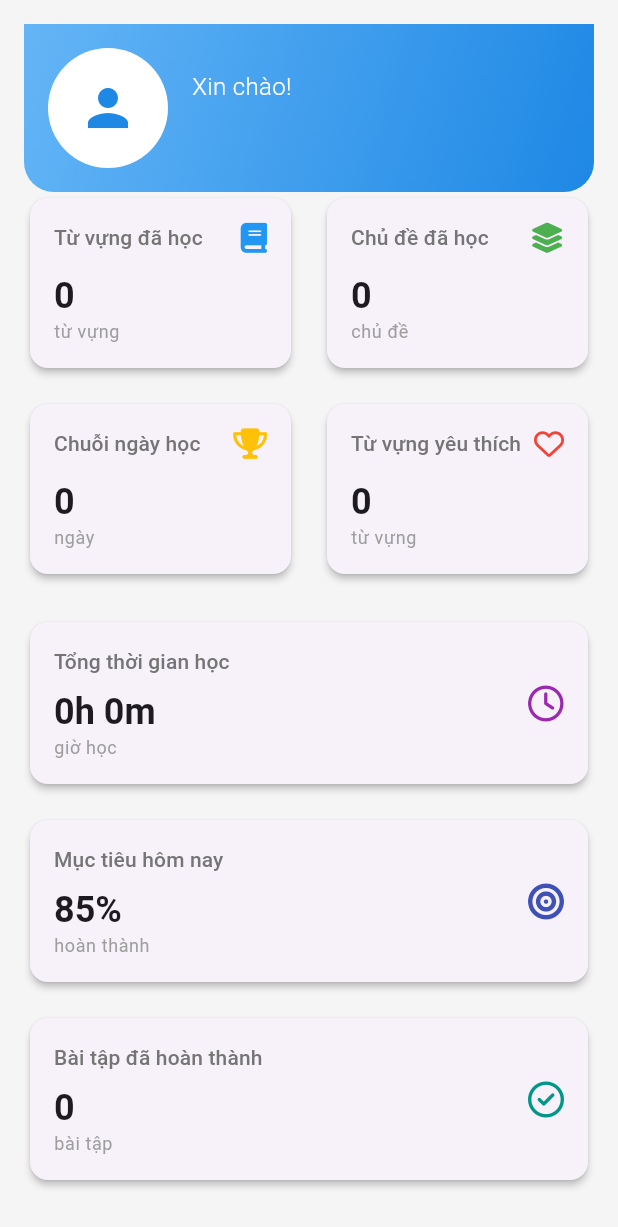
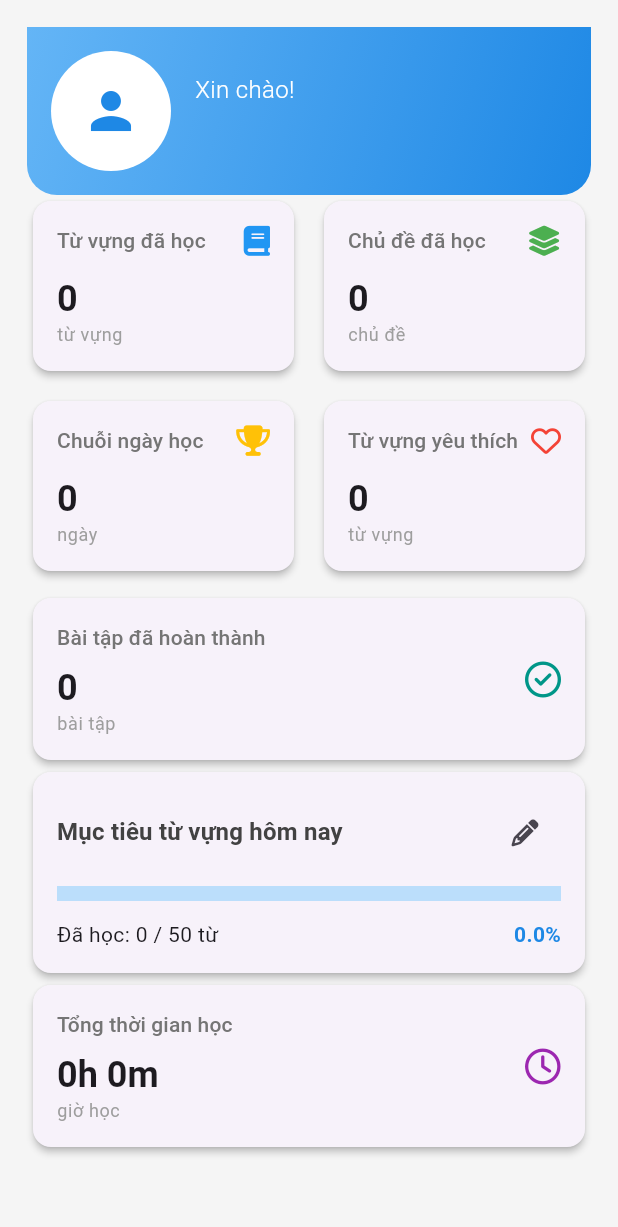
Before and after one commit to phamthanhtung35NB/EnglishMasterUET, a Flutter app: the ProgressScreen screen opened directly, on a phone screen of 412 x 824 dp. Shown: the top 1227 px of the screen. Run offline on Flutter 3.47's test engine with Material 3 defaults, Android fonts, the light colour scheme and no system bars; our stand-ins replace audioplayers, convex_bottom_bar, firebase_auth, firebase_core, flip_card, flutter_svg and 5 more; missing offline and left inert: translator; accounts and stored records are empty; generated files the repository leaves out were written again; network calls fail.

Commit message:
done progress

```diff
--- a/app/lib/model/user_progress.dart
+++ b/app/lib/model/user_progress.dart
@@ -94,6 +94,41 @@ class UserProgress extends ChangeNotifier {
     return '${hours}h ${minutes}m';
   }
 
+  //--------------------
+  // Thêm các thuộc tính mới cho mục tiêu học tập
+  int _monthlyWordGoal = 50; // Mục tiêu mặc định
+  int _currentMonthLearnedWords = 0;
+
+  // Getter và setter cho mục tiêu học từ vựng
+  int get monthlyWordGoal => _monthlyWordGoal;
+  int get currentMonthLearnedWords => _currentMonthLearnedWords;
+
+  // Phương thức đặt mục tiêu hàng tháng
+  void setMonthlyWordGoal(int goal) {
+    _monthlyWordGoal = goal;
+    _saveProgress();
+    notifyListeners();
+  }
+
+  // Phương thức kiểm tra và cập nhật số từ học trong tháng
+  void updateMonthlyLearnedWords(LearnedWord word) {
+    // Chỉ tăng nếu từ được học trong tháng hiện tại
+    if (word.learnedDate.month == DateTime.now().month &&
+        word.learnedDate.year == DateTime.now().year) {
+      _currentMonthLearnedWords++;
+      _saveProgress();
+      notifyListeners();
+    }
+  }
+
+  // Phương thức tính phần trăm hoàn thành mục tiêu
+  double getMonthlyGoalCompletionPercentage() {
+    return _monthlyWordGoal > 0
+        ? (_currentMonthLearnedWords / _monthlyWordGoal * 100).clamp(0, 100)
+        : 0.0;
+  }
+
+
 
   // Tải tiến trình từ SharedPreferences
   Future<void> _loadSavedProgress() async {
@@ -152,6 +187,17 @@ class UserProgress extends ChangeNotifier {
       _favoriteWords = _allLearnedWords.where((word) => word.isFavorite).toList();
     }
 
+    // Load mục tiêu và từ đã học trong tháng
+    _monthlyWordGoal = prefs.getInt('monthly_word_goal') ?? 50;
+    _currentMonthLearnedWords = prefs.getInt('current_month_learned_words') ?? 0;
+
+    // Kiểm tra và reset nếu đã sang tháng mới
+    final lastUpdatedMonth = prefs.getInt('last_updated_month') ?? DateTime.now().month;
+    if (lastUpdatedMonth != DateTime.now().month) {
+      _currentMonthLearnedWords = 0;
+      await prefs.setInt('last_updated_month', DateTime.now().month);
+    }
+
 
     notifyListeners();
   }
@@ -199,7 +245,14 @@ class UserProgress extends ChangeNotifier {
 
     // Lưu số bài tập đã hoàn thành
     await prefs.setInt('completed_exercises', _completedExercises);
+
+
+    // Lưu mục tiêu và từ đã học trong tháng
+    await prefs.setInt('monthly_word_goal', _monthlyWordGoal);
+    await prefs.setInt('current_month_learned_words', _currentMonthLearnedWords);
+    await prefs.setInt('last_updated_month', DateTime.now().month);
   }
+
 
   // Phương thức cập nhật thời gian đăng nhập
   void updateLoginTime() {
@@ -214,6 +267,8 @@ class UserProgress extends ChangeNotifier {
         _loginStreak++;
       }
     }
+
+
 
     _lastLoginTime = now;
     _saveProgress();
@@ -261,6 +316,7 @@ class UserProgress extends ChangeNotifier {
       _learnedTopics.putIfAbsent(word.topic, () => {});
       _learnedTopics[word.topic]!.add(word.word);
 
+      updateMonthlyLearnedWords(word);
       // Lưu tiến trình sau khi thêm từ mới
       _saveProgress();
       notifyListeners();
--- a/app/lib/screen/progress/progress.dart
+++ b/app/lib/screen/progress/progress.dart
@@ -25,6 +25,45 @@ class ProgressScreen extends StatelessWidget {
     return '$hours h ${minutes.toString().padLeft(2, '0')} m';
   }
 
+  // Thêm phương thức để hiển thị dialog đặt mục tiêu
+  void _showGoalSettingDialog(BuildContext context) {
+    final userProgress = context.read<UserProgress>();
+    final TextEditingController goalController = TextEditingController(
+        text: userProgress.monthlyWordGoal.toString()
+    );
+
+    showDialog(
+      context: context,
+      builder: (context) => AlertDialog(
+        title: Text('Đặt Mục Tiêu Học Từ Vựng'),
+        content: TextField(
+          controller: goalController,
+          keyboardType: TextInputType.number,
+          decoration: InputDecoration(
+            labelText: 'Số từ vựng mục tiêu ngày hôm nay',
+            hintText: 'Nhập số từ vựng',
+          ),
+        ),
+        actions: [
+          TextButton(
+            onPressed: () => Navigator.pop(context),
+            child: Text('Huỷ'),
+          ),
+          ElevatedButton(
+            onPressed: () {
+              final int? newGoal = int.tryParse(goalController.text);
+              if (newGoal != null && newGoal > 0) {
+                userProgress.setMonthlyWordGoal(newGoal);
+                Navigator.pop(context);
+              }
+            },
+            child: Text('Lưu'),
+          ),
+        ],
+      ),
+    );
+  }
+
   @override
   Widget build(BuildContext context) {
     final userProgress = context.watch<UserProgress>();
@@ -32,7 +71,7 @@ class ProgressScreen extends StatelessWidget {
       backgroundColor: Colors.grey[100],
       body: SingleChildScrollView(
         child: Padding(
-          padding: const EdgeInsets.all(16.0),
+          padding: const EdgeInsets.all(18.0),
           child: Column(
             crossAxisAlignment: CrossAxisAlignment.start,
             children: [
@@ -45,8 +84,8 @@ class ProgressScreen extends StatelessWidget {
                 physics: NeverScrollableScrollPhysics(),
                 crossAxisCount: 2,
                 childAspectRatio: 1.5,
-                mainAxisSpacing: 16,
-                crossAxisSpacing: 16,
+                mainAxisSpacing: 12,
+                crossAxisSpacing: 12,
                 children: [
 
                   // Từ vựng đã học
@@ -109,30 +148,8 @@ class ProgressScreen extends StatelessWidget {
                 ],
               ),
 
-              const SizedBox(height: 24),
+              const SizedBox(height: 10),
 
-              // Study Time Card
-              _buildWideCard(
-                context,
-                icon: FontAwesomeIcons.clock,
-                iconColor: Colors.purple,
-                title: 'Tổng thời gian học',
-                value: '${userProgress.getFormattedStudyTime()}',
-                subtitle: 'giờ học',
-              ),
-
-              const SizedBox(height: 16),
-
-              // Daily Goal Card
-              _buildWideCard(
-                context,
-                icon: FontAwesomeIcons.bullseye,
-                iconColor: Colors.indigo,
-                title: 'Mục tiêu hôm nay',
-                value: stats['dailyGoal'],
-                subtitle: 'hoàn thành',
-              ),
-              const SizedBox(height: 16),
 
               // Bài tập đã làm
               _buildWideCard(
@@ -142,6 +159,69 @@ class ProgressScreen extends StatelessWidget {
                 title: 'Bài tập đã hoàn thành',
                 value: '${userProgress.completedExercises}',
                 subtitle: 'bài tập',
+              ),
+              Card(
+                elevation: 2,
+                shape: RoundedRectangleBorder(
+                  borderRadius: BorderRadius.circular(12),
+                ),
+                child: Padding(
+                  padding: const EdgeInsets.all(16.0),
+                  child: Column(
+                    crossAxisAlignment: CrossAxisAlignment.start,
+                    children: [
+                      Row(
+                        mainAxisAlignment: MainAxisAlignment.spaceBetween,
+                        children: [
+                          Text(
+                            'Mục tiêu từ vựng hôm nay',
+                            style: Theme.of(context).textTheme.titleMedium?.copyWith(
+                              fontWeight: FontWeight.bold,
+                              color: Colors.grey[800],
+                            ),
+                          ),
+                          IconButton(
+                            icon: FaIcon(FontAwesomeIcons.pencil, size: 18),
+                            onPressed: () => _showGoalSettingDialog(context),
+                          ),
+                        ],
+                      ),
+                      SizedBox(height: 12),
+                      LinearProgressIndicator(
+                        value: userProgress.getMonthlyGoalCompletionPercentage() / 100,
+                        backgroundColor: Colors.blue[100],
+                        color: Colors.blue,
+                        minHeight: 10,
+                      ),
+                      SizedBox(height: 12),
+                      Row(
+                        mainAxisAlignment: MainAxisAlignment.spaceBetween,
+                        children: [
+                          Text(
+                            'Đã học: ${userProgress.currentMonthLearnedWords} / ${userProgress.monthlyWordGoal} từ',
+                            style: Theme.of(context).textTheme.bodyMedium,
+                          ),
+                          Text(
+                            '${userProgress.getMonthlyGoalCompletionPercentage().toStringAsFixed(1)}%',
+                            style: Theme.of(context).textTheme.bodyMedium?.copyWith(
+                              color: Colors.blue[600],
+                              fontWeight: FontWeight.bold,
+                            ),
+                          ),
+                        ],
+                      ),
+                    ],
+                  ),
+                ),
+              ),
+              // Study Time Card
+              _buildWideCard(
+                context,
+                icon: FontAwesomeIcons.clock,
+                iconColor: Colors.purple,
+                title: 'Tổng thời gian học',
+                value: '${userProgress.getFormattedStudyTime()}',
+                subtitle: 'giờ học',
               ),
             ],
           ),
```
